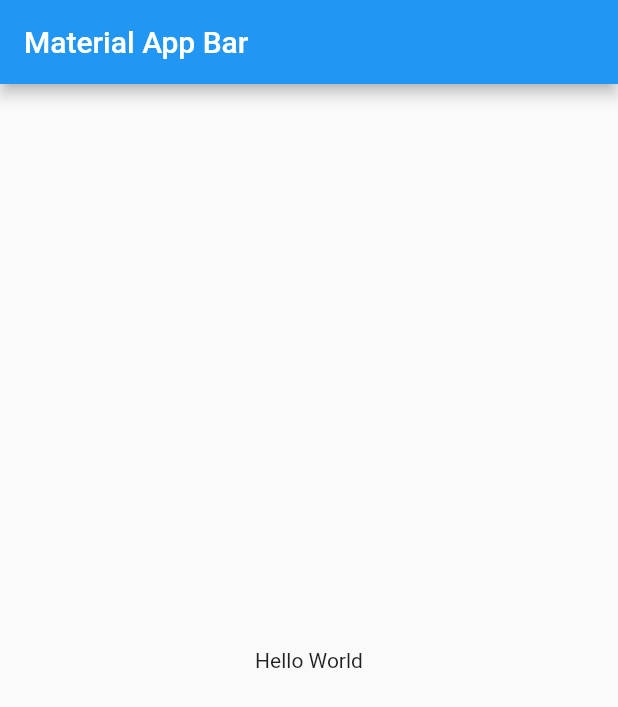
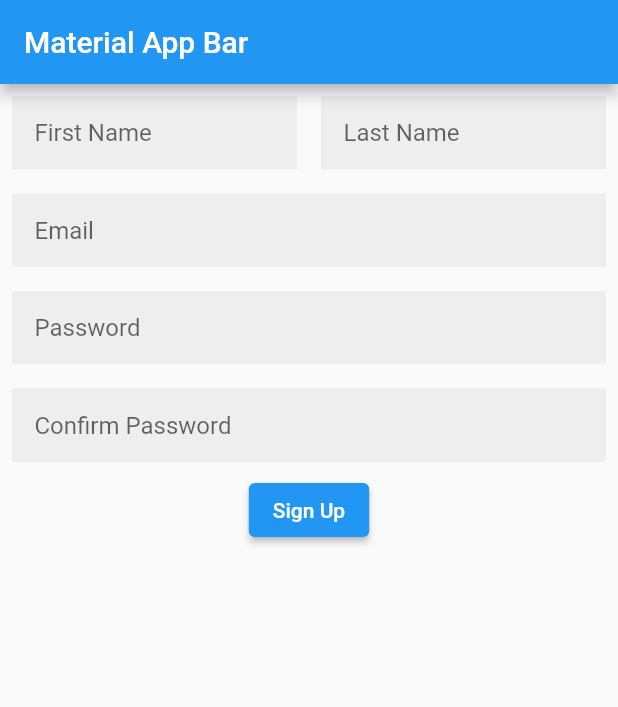
Before and after one commit to oguzhanoozer/mock_testing, a Flutter app: the screen it shows after launch, on a phone screen of 412 x 824 dp. Shown: the top 707 px of the screen. Run offline on Flutter 3.47's test engine with Material 2 defaults, Android fonts, the phone set to English and light mode, and no system bars; our stand-ins replace dio; missing offline and left inert: kartal.

Commit message:
unit testing, login form example validators added.

```diff
--- /dev/null
+++ b/flutter_mockito_testing/lib/login/model/login_model.dart
@@ -0,0 +1,24 @@
+class LoginModel {
+  String? firstName;
+  String? lastName;
+  String? email;
+  String? password;
+
+  LoginModel({this.firstName, this.lastName, this.email, this.password});
+
+  LoginModel.fromJson(Map<String, dynamic> json) {
+    firstName = json['firstName'];
+    lastName = json['lastName'];
+    email = json['email'];
+    password = json['password'];
+  }
+
+  Map<String, dynamic> toJson() {
+    final Map<String, dynamic> data = <String, dynamic>{};
+    data['firstName'] = firstName;
+    data['lastName'] = lastName;
+    data['email'] = email;
+    data['password'] = password;
+    return data;
+  }
+}
--- /dev/null
+++ b/flutter_mockito_testing/lib/login/product/validator.dart
@@ -0,0 +1,25 @@
+class Validator {
+  static String? validateEmail(String? value) {
+    if (value != null && value.isNotEmpty) {
+      if (value.contains("@")) {
+        return null;
+      } else {
+        return "Email must be contains '@'";
+      }
+    } else {
+      return "Email can not be empty";
+    }
+  }
+
+  static String? validatePassword(String? value) {
+    if (value != null && value.isNotEmpty) {
+      if (value.length > 6) {
+        return null;
+      } else {
+        return "Password must be more 6 character";
+      }
+    } else {
+      return "Password can not be empty";
+    }
+  }
+}
--- /dev/null
+++ b/flutter_mockito_testing/lib/login/view/login_form_view.dart
@@ -0,0 +1,164 @@
+import 'package:flutter/material.dart';
+import 'package:flutter_mockito_testing/login/product/validator.dart';
+
+import '../model/login_model.dart';
+import 'package:kartal/kartal.dart';
+
+import 'my_form_text_field.dart';
+import 'result_view.dart';
+
+class LoginFormView extends StatefulWidget {
+  @override
+  _LoginFormViewState createState() => _LoginFormViewState();
+}
+
+class _LoginFormViewState extends State<LoginFormView> {
+  final _formKey = GlobalKey<FormState>();
+  LoginModel model = LoginModel();
+
+  final _firstNameHint = 'First Name';
+  final _lastNameHint = 'Last Name';
+  final _emailHint = 'Email';
+  final _firstPassHint = 'Password';
+  final _lastPassHint = 'Confirm Password';
+  final _signUpText = 'Sign Up';
+
+  @override
+  Widget build(BuildContext context) {
+    final halfMediaWidth = MediaQuery.of(context).size.width / 2.0;
+
+    return Form(
+      key: _formKey,
+      child: _buildFormColumn(halfMediaWidth, context),
+    );
+  }
+
+  Column _buildFormColumn(double halfMediaWidth, BuildContext context) {
+    return Column(
+      children: <Widget>[
+        _buildNamesRow(halfMediaWidth),
+        _buildEmailField(),
+        _buildFirstPassField(),
+        _buildLastPassField(),
+        _buildSubmitButton(context)
+      ],
+    );
+  }
+
+  Container _buildNamesRow(double halfMediaWidth) {
+    return Container(
+      alignment: Alignment.topCenter,
+      child: Row(
+        crossAxisAlignment: CrossAxisAlignment.start,
+        children: <Widget>[
+          _buildNameContainer(halfMediaWidth),
+          _buildLastNameContainer(halfMediaWidth)
+        ],
+      ),
+    );
+  }
+
+  ElevatedButton _buildSubmitButton(BuildContext context) {
+    return ElevatedButton(
+      onPressed: () {
+        if (_formKey.currentState != null &&
+            _formKey.currentState!.validate()) {
+          _formKey.currentState!.save();
+          context.navigateToPage(ResultView(model: this.model));
+        }
+      },
+      child: _buildSubmitText(),
+    );
+  }
+
+  Text _buildSubmitText() {
+    return Text(
+      _signUpText,
+      style: const TextStyle(
+        color: Colors.white,
+      ),
+    );
+  }
+
+  MyTextFormField _buildLastPassField() {
+    return MyTextFormField(
+      hintText: _lastPassHint,
+      isPassword: true,
+      validator: (String? value) {
+        if (value != null && value.length < 7) {
+          return 'Password should be minimum 7 characters';
+        } else if (model.password != null && value != model.password) {
+          return 'Password not matched';
+        }
+        return null;
+      },
+      onSaved: (_) {},
+    );
+  }
+
+  MyTextFormField _buildFirstPassField() {
+    return MyTextFormField(
+      hintText: _firstPassHint,
+      isPassword: true,
+      validator: (String? value) {
+        if (value != null && value.length < 7) {
+          return 'Password should be minimum 7 characters';
+        }
+        _formKey.currentState?.save();
+        return null;
+      },
+      onSaved: (String? value) {
+        model.password = value;
+      },
+    );
+  }
+
+  MyTextFormField _buildEmailField() {
+    return MyTextFormField(
+      hintText: _emailHint,
+      isEmail: true,
+      validator: Validator.validateEmail,
+      onSaved: (String? value) {
+        model.email = value;
+      },
+    );
+  }
+
+  Container _buildLastNameContainer(double halfMediaWidth) {
+    return Container(
+      alignment: Alignment.topCenter,
+      width: halfMediaWidth,
+      child: MyTextFormField(
+        hintText: _lastNameHint,
+        validator: (String? value) {
+          if (value == null || value.isEmpty) {
+            return 'Enter your last name';
+          }
+          return null;
+        },
+        onSaved: (String? value) {
+          model.lastName = value;
+        },
+      ),
+    );
+  }
+
+  Container _buildNameContainer(double halfMediaWidth) {
+    return Container(
+      alignment: Alignment.topCenter,
+      width: halfMediaWidth,
+      child: MyTextFormField(
+        hintText: _firstNameHint,
+        validator: (String? value) {
+          if (value == null || value.isEmpty) {
+            return 'Enter your first name';
+          }
+          return null;
+        },
+        onSaved: (String? value) {
+          model.firstName = value;
+        },
+      ),
+    );
+  }
+}
--- /dev/null
+++ b/flutter_mockito_testing/lib/login/view/login_view.dart
@@ -0,0 +1,82 @@
+import 'package:flutter/material.dart';
+import 'package:flutter_mockito_testing/login/product/validator.dart';
+import 'package:kartal/kartal.dart';
+
+enum FormType {
+  login,
+  register,
+}
+
+class LoginView extends StatefulWidget {
+  const LoginView({super.key});
+
+  @override
+  State<LoginView> createState() => _LoginViewState();
+}
+
+class _LoginViewState extends State<LoginView> {
+  final _formKey = GlobalKey<FormState>();
+  final _formType = FormType.login;
+  String? _email;
+  String? _password;
+  String _loginStatus = "";
+
+  @override
+  Widget build(BuildContext context) {
+    return Scaffold(
+      body: SingleChildScrollView(
+        child: Padding(
+          padding: context.paddingLow,
+          child: Form(
+              key: _formKey,
+              child: _buildFormColumn(_email, _formKey, _loginStatus)),
+        ),
+      ),
+    );
+  }
+
+  Column _buildFormColumn(
+      String? _email, GlobalKey<FormState> _formKey, String _loginStatus) {
+    return Column(
+      children: [
+        _buildEmailField(_email),
+        _buildPasswordField(_password),
+        _buildSubmitButton(),
+        _loginStatus.isEmpty ? SizedBox() : Text(_loginStatus)
+      ],
+    );
+  }
+
+  Widget _buildEmailField(String? email) {
+    return TextFormField(
+      key: const Key("email"),
+      decoration: const InputDecoration(labelText: "Email"),
+      onSaved: ((value) => _email = value?.trim()),
+      validator: Validator.validateEmail,
+    );
+  }
+
+  TextFormField _buildPasswordField(String? password) {
+    return TextFormField(
+      key: const Key("password"),
+      decoration: const InputDecoration(labelText: "Password"),
+      onSaved: ((value) => _password = value?.trim()),
+      obscureText: true,
+      validator: Validator.validatePassword,
+    );
+  }
+
+  Widget _buildSubmitButton() {
+    return ElevatedButton(
+      onPressed: () {
+        if (_formKey.currentState != null &&
+            _formKey.currentState!.validate()) {
+          setState(() {
+            _loginStatus = "Login is succesfull";
+          });
+        }
+      },
+      child: const Text("Submit"),
+    );
+  }
+}
--- /dev/null
+++ b/flutter_mockito_testing/lib/login/view/my_form_text_field.dart
@@ -0,0 +1,41 @@
+import 'package:flutter/material.dart';
+
+class MyTextFormField extends StatelessWidget {
+  final String hintText;
+  final String? Function(String?)? validator;
+  final Function(String?) onSaved;
+  final bool isPassword;
+  final bool isEmail;
+
+  MyTextFormField({
+    required this.hintText,
+    required this.validator,
+    required this.onSaved,
+    this.isPassword = false,
+    this.isEmail = false,
+  });
+
+  @override
+  Widget build(BuildContext context) {
+    return Padding(
+      padding: EdgeInsets.all(8.0),
+      child: _buildTextFormField(),
+    );
+  }
+
+  TextFormField _buildTextFormField() {
+    return TextFormField(
+      decoration: InputDecoration(
+        hintText: hintText,
+        contentPadding: EdgeInsets.all(15.0),
+        border: InputBorder.none,
+        filled: true,
+        fillColor: Colors.grey[200],
+      ),
+      validator: validator,
+      obscureText: isPassword ? true : false,
+      onSaved: onSaved,
+      keyboardType: isEmail ? TextInputType.emailAddress : TextInputType.text,
+    );
+  }
+}
--- a/flutter_mockito_testing/lib/main.dart
+++ b/flutter_mockito_testing/lib/main.dart
@@ -1,4 +1,5 @@
 import 'package:flutter/material.dart';
+import 'login/view/login_form_view.dart';
 
 void main() => runApp(const MyApp());
 
@@ -10,13 +11,10 @@ class MyApp extends StatelessWidget {
     return MaterialApp(
       title: 'Material App',
       home: Scaffold(
-        appBar: AppBar(
-          title: const Text('Material App Bar'),
-        ),
-        body: const Center(
-          child: Text('Hello World'),
-        ),
-      ),
+          appBar: AppBar(
+            title: const Text('Material App Bar'),
+          ),
+          body: LoginFormView()),
     );
   }
 }
--- a/flutter_mockito_testing/pubspec.yaml
+++ b/flutter_mockito_testing/pubspec.yaml
@@ -34,6 +34,8 @@ dependencies:
   flutter:
     sdk: flutter
   http: ^0.13.5
+  kartal: ^2.7.0
+
 
 dev_dependencies:
   build_runner: ^2.3.2
```
Also changed, not shown: flutter_mockito_testing/lib/login/view/result_view.dart (added, +35 -0 lines), flutter_mockito_testing/lib/weather/service/weather_api_service.dart (+12 -0 lines), 2 other files.
